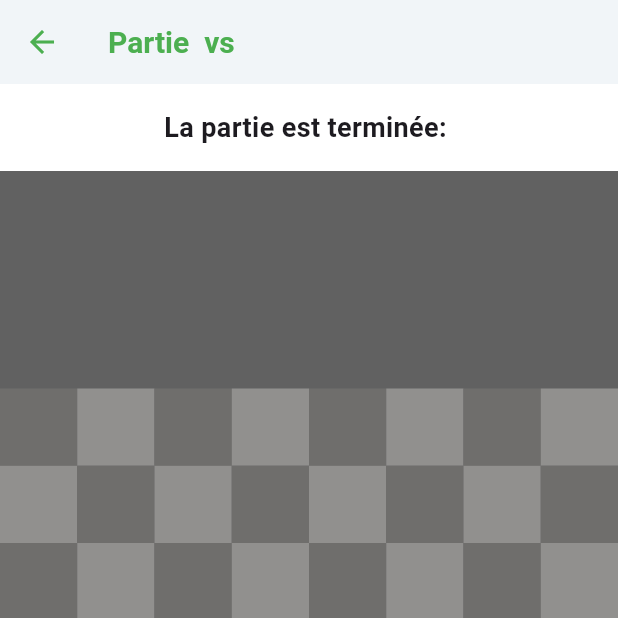
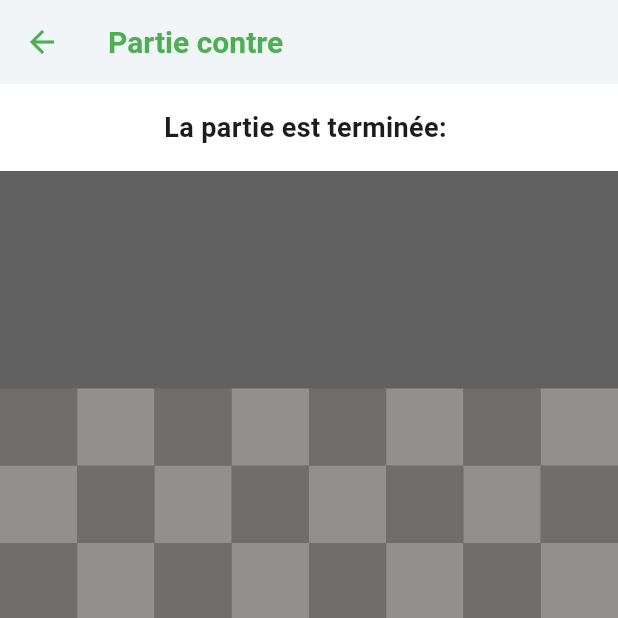
Before and after one commit to cyrilrussehepl/flutter-chess, a Flutter app: the GameScreen screen opened directly with empty values, on a phone screen of 412 x 824 dp, the top half of it. Run offline on Flutter 3.47's test engine with Material 3 defaults, Android fonts, the phone set to English and light mode, and no system bars; our stand-ins replace cloud_firestore, country_picker, firebase_auth, firebase_core, firebase_storage, image_picker and 2 more; missing offline and left inert: firedart; accounts and stored records are empty.

Commit message:
refactor the game screen into separate functions

```diff
--- a/code/projet_chess/lib/screens/game/game.dart
+++ b/code/projet_chess/lib/screens/game/game.dart
@@ -3,6 +3,7 @@ import 'package:flutter/material.dart';
 import 'package:projet_chess/services/games_services.dart';
 import 'package:projet_chess/widgets/chess/chess.dart';
 import 'package:projet_chess/widgets/loading.dart';
+import 'package:projet_chess/style/text_styles.dart';
 
 class GameScreen extends StatelessWidget {
   final String gameId;
@@ -12,63 +13,62 @@ class GameScreen extends StatelessWidget {
 
   @override
   Widget build(BuildContext context) {
+    return Scaffold(
+      appBar: AppBar(
+        title: Text('Partie contre $opponentUsername'),
+      ),
+      body: _buildGameStream(),
+    );
+  }
+
+  Widget _buildGameStream() {
     final gameService = GameService.instance;
-    return StreamBuilder(
+
+    return StreamBuilder<Game?>(
       stream: gameService.getGameStream(gameId),
       builder: (context, snapshot) {
         if (snapshot.connectionState == ConnectionState.waiting) {
           return const LoadingWidget();
         }
 
-          if (snapshot.hasError ||
-              (snapshot.hasData && snapshot.data == null)) {
+        if (snapshot.hasError || !snapshot.hasData) {
           return const Center(
-              child: Text(
-                  'Une erreur est survenue lors du chargement de la partie'),
+            child:
+                Text('Une erreur est survenue lors du chargement de la partie'),
           );
         }
 
         Game game = snapshot.data!;
 
-          return Scaffold(
-            appBar: AppBar(
-              title: Text('Partie ${game.playerWhite} vs ${game.playerBlack}'),
-            ),
-            body: Column(
+        return Column(
           children: [
             if (game.gameState == 'ongoing')
-                  buildTurnInfo(game)
+              _buildTurnInfo(game)
             else
-                  Container(
-                    padding: const EdgeInsets.all(16.0),
-                    child: Text(
-                      'La partie est terminée: ${game.gameState}',
-                      style: const TextStyle(
-                          fontSize: 18, fontWeight: FontWeight.bold),
-                    ),
-                  ),
+              _buildGameOverInfo(game),
             Expanded(
               child: Center(
                 child: ChessGame(
                   key: ValueKey(game.gameState + game.currentTurn),
                   game: game,
-                        opponentUsername: opponentUsername),
+                  opponentUsername: opponentUsername,
+                ),
               ),
             ),
           ],
-            ),
         );
-        });
+      },
+    );
   }
 
-  Widget buildTurnInfo(Game game) {
+  Widget _buildTurnInfo(Game game) {
     final isYourTurn = (game.currentTurn == 'white' &&
             game.playerWhite != opponentUsername) ||
         (game.currentTurn == 'black' && game.playerBlack != opponentUsername);
     final turnText =
         'Trait aux ' + (game.currentTurn == 'white' ? 'blancs' : 'noirs');
     final statusText = isYourTurn
-        ? ' À vous de jouer'
+        ? 'À vous de jouer'
         : 'En attente du tour de votre adversaire...';
 
     return Container(
@@ -77,7 +77,21 @@ class GameScreen extends StatelessWidget {
       alignment: Alignment.center,
       child: Column(
         mainAxisAlignment: MainAxisAlignment.center,
-            children: [Text('$turnText'), Text('$statusText')
-        ]));
+        children: [
+          Text(turnText),
+          Text(statusText),
+        ],
+      ),
+    );
+  }
+
+  Widget _buildGameOverInfo(Game game) {
+    return Container(
+      padding: const EdgeInsets.all(16.0),
+      child: Text(
+        'La partie est terminée: ${game.gameState}',
+        style: AppTextStyles.gameHeading
+      ),
+    );
   }
 }
--- a/code/projet_chess/lib/style/text_styles.dart
+++ b/code/projet_chess/lib/style/text_styles.dart
@@ -42,4 +42,9 @@ class AppTextStyles {
   static const TextStyle label = TextStyle(
     color: mainColor,
   );
+
+  static const TextStyle gameHeading = TextStyle(
+  fontSize: 18,
+  fontWeight: FontWeight.bold,
+  );
 }
```
Lines whose indentation alone changed are shown as unchanged.
